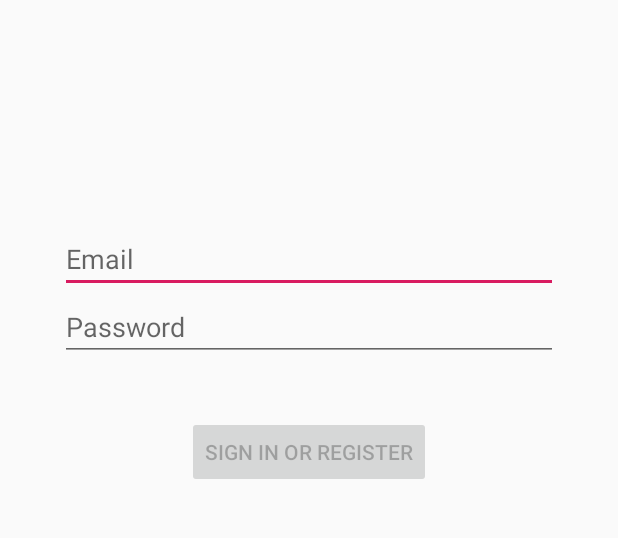
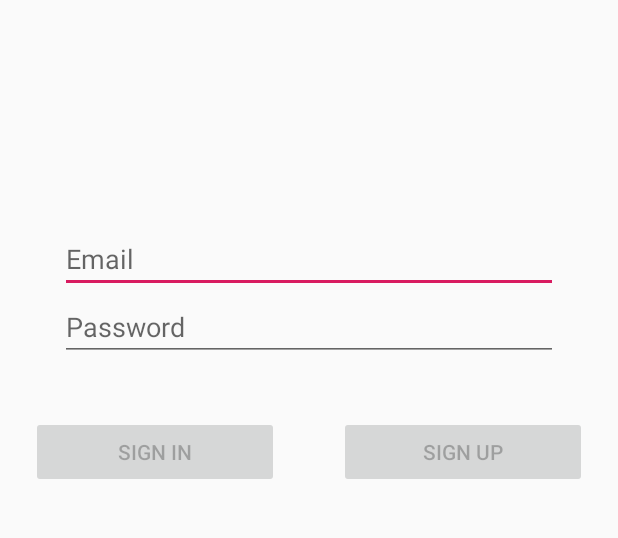
Before and after one commit to rrmait0/COS495-MyTutor, an Android app: the screen it shows after launch (LoginActivity), on a phone screen of 412 x 824 dp, the part 441-979 px from its top. Run offline under Robolectric (Android 15) with nearby library versions, the phone set to English and light mode, and no system bars.

Commit message:
separate sign-in and sign-up buttons

```diff
--- a/app/src/main/res/layout/activity_login.xml
+++ b/app/src/main/res/layout/activity_login.xml
@@ -63,18 +63,35 @@
 
     <Button
         android:id="@+id/login"
-        android:layout_width="wrap_content"
+        android:layout_width="165dp"
         android:layout_height="wrap_content"
         android:layout_gravity="start"
-        android:layout_marginStart="48dp"
+        android:layout_marginStart="20dp"
         android:layout_marginTop="5dp"
-        android:layout_marginEnd="48dp"
+        android:layout_marginEnd="20dp"
         android:layout_marginBottom="64dp"
         android:enabled="false"
         android:text="@string/action_sign_in"
         app:layout_constraintBottom_toBottomOf="parent"
+        app:layout_constraintEnd_toStartOf="@id/signup"
+        app:layout_constraintStart_toStartOf="parent"
+        app:layout_constraintTop_toBottomOf="@+id/password"
+        app:layout_constraintVertical_bias="0.2" />
+
+    <Button
+        android:id="@+id/signup"
+        android:layout_width="165dp"
+        android:layout_height="wrap_content"
+        android:layout_gravity="start"
+        android:layout_marginStart="20dp"
+        android:layout_marginTop="5dp"
+        android:layout_marginEnd="20dp"
+        android:layout_marginBottom="64dp"
+        android:enabled="false"
+        android:text="@string/action_sign_up"
+        app:layout_constraintBottom_toBottomOf="parent"
         app:layout_constraintEnd_toEndOf="parent"
-        app:layout_constraintStart_toStartOf="parent"
+        app:layout_constraintStart_toEndOf="@id/login"
         app:layout_constraintTop_toBottomOf="@+id/password"
         app:layout_constraintVertical_bias="0.2" />
 
--- a/app/src/main/res/values/strings.xml
+++ b/app/src/main/res/values/strings.xml
@@ -3,7 +3,8 @@
     <!-- Strings related to login -->
     <string name="prompt_email">Email</string>
     <string name="prompt_password">Password</string>
-    <string name="action_sign_in">Sign in or register</string>
+    <string name="action_sign_in">Sign In</string>
+    <string name="action_sign_up">Sign Up</string>
     <string name="action_sign_in_short">Sign in</string>
     <string name="welcome">"Welcome !"</string>
     <string name="invalid_username">Not a valid username</string>
--- a/gradle.properties
+++ b/gradle.properties
@@ -1,19 +1,16 @@
-# Project-wide Gradle settings.
-# IDE (e.g. Android Studio) users:
-# Gradle settings configured through the IDE *will override*
-# any settings specified in this file.
-# For more details on how to configure your build environment visit
+## For more details on how to configure your build environment visit
 # http://www.gradle.org/docs/current/userguide/build_environment.html
+#
 # Specifies the JVM arguments used for the daemon process.
 # The setting is particularly useful for tweaking memory settings.
-org.gradle.jvmargs=-Xmx1536m
+# Default value: -Xmx1024m -XX:MaxPermSize=256m
+# org.gradle.jvmargs=-Xmx2048m -XX:MaxPermSize=512m -XX:+HeapDumpOnOutOfMemoryError -Dfile.encoding=UTF-8
+#
 # When configured, Gradle will run in incubating parallel mode.
 # This option should only be used with decoupled projects. More details, visit
 # http://www.gradle.org/docs/current/userguide/multi_project_builds.html#sec:decoupled_projects
 # org.gradle.parallel=true
-# AndroidX package structure to make it clearer which packages are bundled with the
-# Android operating system, and which are packaged with your app's APK
-# https://developer.android.com/topic/libraries/support-library/androidx-rn
+#Fri Aug 30 15:52:41 EDT 2019
+android.enableJetifier=true
+org.gradle.jvmargs=-Xmx2048M -Dkotlin.daemon.jvm.options\="-Xmx1536M"
 android.useAndroidX=true
-# Automatically convert third-party libraries to use AndroidX
-android.enableJetifier=true
```
